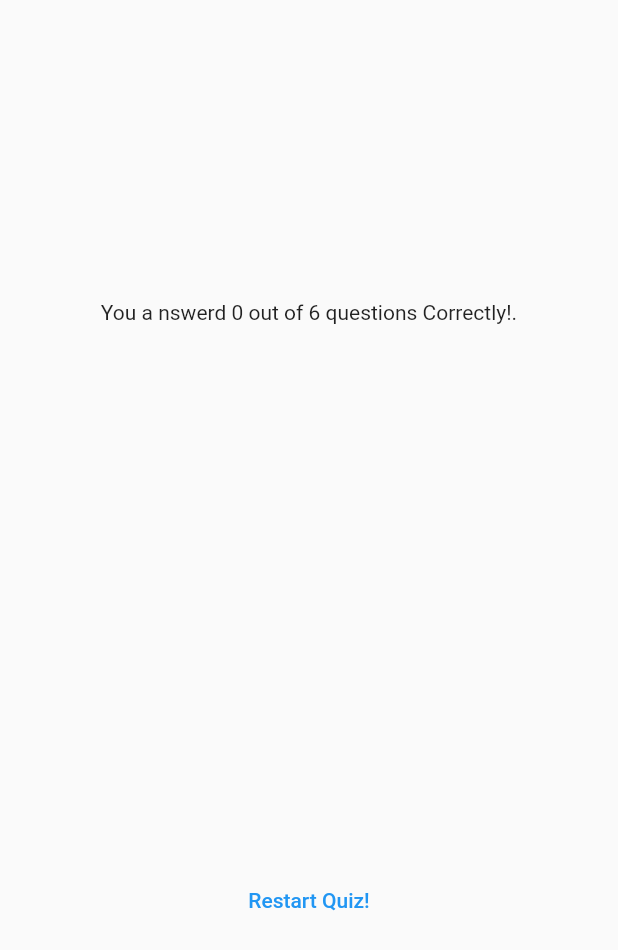
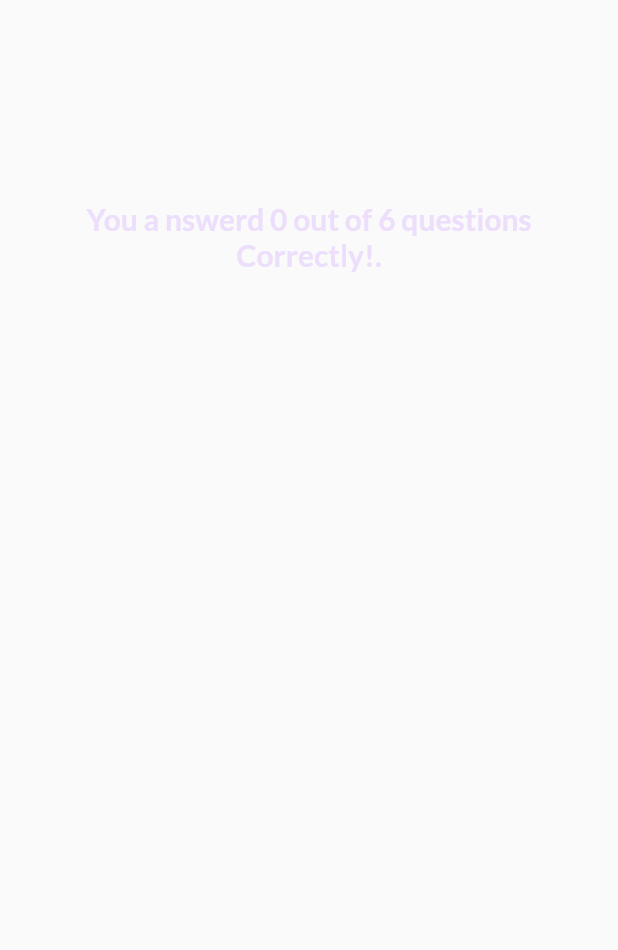
Before and after one commit to Md-Roni024/FLutter_Practice, a Flutter app: the ResultScreen widget shown alone on an empty page, opened directly with empty values, on a phone screen of 412 x 824 dp. Shown: the top 950 px of the screen. Run offline on Flutter 3.47's test engine with Material 2 defaults, Android fonts, the phone set to English and light mode, and no system bars; our stand-ins replace google_fonts.

Commit message:
Final Project Of Module 3

```diff
--- a/lib/result_screen.dart
+++ b/lib/result_screen.dart
@@ -2,13 +2,20 @@ import 'package:flutter/cupertino.dart';
 import 'package:flutter/foundation.dart';
 import 'package:flutter/material.dart';
 import 'package:second_project/data/questions.dart';
+import 'package:second_project/questinons_screen.dart';
 import 'package:second_project/questions_summary.dart';
+import 'package:second_project/questions_summary.dart';
+import 'package:second_project/quiz.dart';
+import 'package:google_fonts/google_fonts.dart';
 
 class ResultScreen extends StatelessWidget {
-  const ResultScreen({super.key, required this.chosenAnswers});
+  const ResultScreen(
+      {super.key, required this.chosenAnswers, required this.onStartQuiz});
+
   final List<String> chosenAnswers;
+  final void Function() onStartQuiz;
 
-  List<Map<String, Object>> getSummarayData() {
+  List<Map<String, Object>> get summaryData {
     final List<Map<String, Object>> summary = [];
     for (var i = 0; i < chosenAnswers.length; i++) {
       summary.add({
@@ -23,11 +30,11 @@ class ResultScreen extends StatelessWidget {
 
   @override
   Widget build(BuildContext context) {
-    final summaryData = getSummarayData();
     final numTotalQuestions = questions.length;
     final numCorrectQuestions = summaryData.where((data) {
       return data['user_answer'] == data['correct_answer'];
     }).length;
+
     return SizedBox(
       width: double.infinity,
       child: Container(
@@ -37,15 +44,27 @@ class ResultScreen extends StatelessWidget {
           children: [
             Text(
               'You a nswerd $numCorrectQuestions out of $numTotalQuestions questions Correctly!.',
+              style: GoogleFonts.lato(
+                  fontSize: 20,
+                  fontWeight: FontWeight.bold,
+                  color: const Color.fromARGB(255, 237, 223, 252)),
+              textAlign: TextAlign.center,
             ),
             const SizedBox(
               height: 30,
             ),
-            QuestionSummary(getSummarayData()),
+            QuestionsSummary(summaryData),
             const SizedBox(
               height: 30,
             ),
-            TextButton(onPressed: () {}, child: const Text('Restart Quiz!'))
+            TextButton.icon(
+              onPressed: onStartQuiz,
+              style: TextButton.styleFrom(
+                foregroundColor: Colors.white,
+              ),
+              icon: const Icon(Icons.refresh),
+              label: const Text('Restart Quiz!'),
+            )
           ],
         ),
       ),
```
Also changed, not shown: lib/question_identifier.dart (added, +35 -0 lines), lib/questions_summary.dart (+7 -18 lines), lib/quiz.dart (+12 -8 lines), lib/summary_item.dart (added, +58 -0 lines).
